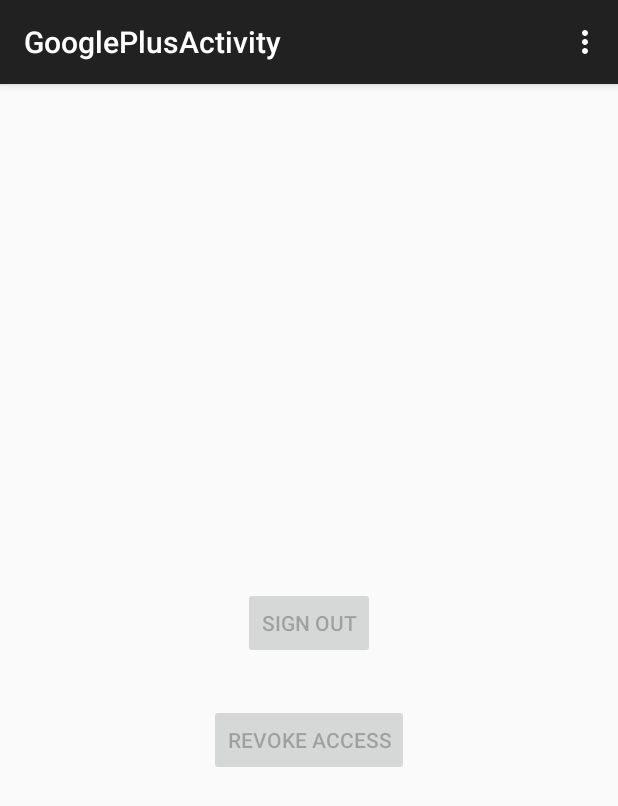
After one commit to moondroid/ParseSocial, an Android app: the GooglePlusActivity screen opened directly, with no data from a screen before it, on a phone screen of 412 x 824 dp. The commit adds this screen. Shown: the top 806 px of the screen. Run offline under Robolectric (Android 15) with nearby library versions, the phone set to English and light mode, and no system bars; 2 statements that could not run were skipped.

Commit message:
add google plus login

```diff
--- a/app/build.gradle
+++ b/app/build.gradle
@@ -22,6 +22,5 @@ android {
 dependencies {
     compile fileTree(dir: 'libs', include: ['*.jar'])
     compile 'com.android.support:appcompat-v7:21.0.0'
-    compile 'com.google.android.gms:play-services:6.1.71'
     compile project(':sociallib')
 }
--- /dev/null
+++ b/app/src/main/java/it/moondroid/parsesocial/GooglePlusActivity.java
@@ -0,0 +1,74 @@
+package it.moondroid.parsesocial;
+
+import android.content.Intent;
+import android.support.v7.app.ActionBarActivity;
+import android.support.v7.app.ActionBar;
+import android.support.v4.app.Fragment;
+import android.os.Bundle;
+import android.view.LayoutInflater;
+import android.view.Menu;
+import android.view.MenuItem;
+import android.view.View;
+import android.view.ViewGroup;
+import android.os.Build;
+
+import it.moondroid.sociallib.fragments.GooglePlusFragment;
+
+
+public class GooglePlusActivity extends ActionBarActivity {
+
+    GooglePlusFragment googlePlusFragment;
+
+    @Override
+    protected void onCreate(Bundle savedInstanceState) {
+        super.onCreate(savedInstanceState);
+        setContentView(R.layout.activity_google_plus);
+        if (savedInstanceState == null) {
+            googlePlusFragment = new GooglePlusFragment();
+            getSupportFragmentManager().beginTransaction()
+                    .add(R.id.container, googlePlusFragment, "GooglePlusFragment")
+                    .commit();
+        }else {
+            googlePlusFragment = (GooglePlusFragment) getSupportFragmentManager()
+                    .findFragmentByTag("GooglePlusFragment");
+        }
+    }
+
+    @Override
+    protected void onActivityResult(int requestCode, int resultCode, Intent data) {
+
+//        if (requestCode == GooglePlusFragment.REQUEST_CODE_SIGN_IN
+//                || requestCode == GooglePlusFragment.REQUEST_CODE_GET_GOOGLE_PLAY_SERVICES){
+//            GooglePlusFragment fragment = (GooglePlusFragment) getSupportFragmentManager()
+//                    .findFragmentByTag("GooglePlusFragment");
+//            fragment.onActivityResult(requestCode, resultCode, data);
+//        } else {
+//            super.onActivityResult(requestCode, resultCode, data);
+//        }
+        googlePlusFragment.onActivityResult(requestCode, resultCode, data);
+        super.onActivityResult(requestCode, resultCode, data);
+    }
+
+    @Override
+    public boolean onCreateOptionsMenu(Menu menu) {
+        // Inflate the menu; this adds items to the action bar if it is present.
+        getMenuInflater().inflate(R.menu.menu_google_plus, menu);
+        return true;
+    }
+
+    @Override
+    public boolean onOptionsItemSelected(MenuItem item) {
+        // Handle action bar item clicks here. The action bar will
+        // automatically handle clicks on the Home/Up button, so long
+        // as you specify a parent activity in AndroidManifest.xml.
+        int id = item.getItemId();
+
+        //noinspection SimplifiableIfStatement
+        if (id == R.id.action_settings) {
+            return true;
+        }
+
+        return super.onOptionsItemSelected(item);
+    }
+
+}
--- /dev/null
+++ b/app/src/main/res/layout/activity_google_plus.xml
@@ -0,0 +1,4 @@
+<FrameLayout xmlns:android="http://schemas.android.com/apk/res/android"
+    xmlns:tools="http://schemas.android.com/tools" android:id="@+id/container"
+    android:layout_width="match_parent" android:layout_height="match_parent"
+    tools:context="it.moondroid.parsesocial.GooglePlusActivity" tools:ignore="MergeRootFrame" />
--- a/app/src/main/res/layout/activity_main.xml
+++ b/app/src/main/res/layout/activity_main.xml
@@ -28,6 +28,12 @@
         <Button
             android:layout_width="wrap_content"
             android:layout_height="wrap_content"
+            android:text="Google+"
+            android:id="@+id/button_gplus" />
+
+        <Button
+            android:layout_width="wrap_content"
+            android:layout_height="wrap_content"
             android:text="Saving Object"
             android:id="@+id/button_save_object" />
 
--- /dev/null
+++ b/app/src/main/res/menu/menu_google_plus.xml
@@ -0,0 +1,7 @@
+<menu xmlns:android="http://schemas.android.com/apk/res/android"
+    xmlns:app="http://schemas.android.com/apk/res-auto"
+    xmlns:tools="http://schemas.android.com/tools"
+    tools:context="it.moondroid.parsesocial.GooglePlusActivity">
+    <item android:id="@+id/action_settings" android:title="@string/action_settings"
+        android:orderInCategory="100" app:showAsAction="never" />
+</menu>
--- a/app/src/main/res/values/strings.xml
+++ b/app/src/main/res/values/strings.xml
@@ -10,5 +10,6 @@
     <string name="title_activity_read_objects">ReadObjectsActivity</string>
     <string name="title_activity_all_posts">AllPostsActivity</string>
     <string name="title_activity_post_detail">PostDetailActivity</string>
+    <string name="title_activity_google_plus">GooglePlusActivity</string>
 
 </resources>
--- a/sociallib/build.gradle
+++ b/sociallib/build.gradle
@@ -31,4 +31,5 @@ dependencies {
     compile 'me.drakeet.materialdialog:library:1.1.0'
     compile 'com.github.rahatarmanahmed:circularprogressview:1.0.0'
     compile 'com.joanzapata.android:android-iconify:1.0.8'
+    compile 'com.google.android.gms:play-services-plus:6.5.+'
 }
--- a/sociallib/src/main/AndroidManifest.xml
+++ b/sociallib/src/main/AndroidManifest.xml
@@ -4,6 +4,9 @@
     <application android:allowBackup="true" android:label="@string/app_name"
         android:icon="@drawable/ic_launcher">
 
+        <meta-data android:name="com.google.android.gms.version"
+            android:value="@integer/google_play_services_version" />
+
     </application>
 
 </manifest>
--- /dev/null
+++ b/sociallib/src/main/res/layout/fragment_google_plus.xml
@@ -0,0 +1,38 @@
+<?xml version="1.0" encoding="utf-8"?>
+<LinearLayout xmlns:android="http://schemas.android.com/apk/res/android"
+    android:layout_width="match_parent"
+    android:layout_height="match_parent"
+    android:gravity="center"
+    android:orientation="vertical"
+    android:padding="20dip">
+
+    <com.google.android.gms.common.SignInButton
+        android:id="@+id/sign_in_button"
+        android:layout_width="wrap_content"
+        android:layout_height="wrap_content"
+        android:layout_marginBottom="30dip"
+        android:visibility="invisible"/>
+
+    <Button
+        android:id="@+id/sign_out_button"
+        android:layout_width="wrap_content"
+        android:layout_height="wrap_content"
+        android:layout_marginBottom="30dip"
+        android:enabled="false"
+        android:text="@string/sign_out_button_name" />
+
+    <Button
+        android:id="@+id/revoke_access_button"
+        android:layout_width="wrap_content"
+        android:layout_height="wrap_content"
+        android:layout_marginBottom="30dip"
+        android:enabled="false"
+        android:text="@string/revoke_access_button_name" />
+
+    <TextView
+        android:id="@+id/sign_in_status"
+        android:layout_width="wrap_content"
+        android:layout_height="wrap_content"
+        android:text="@string/default_status" />
+
+</LinearLayout>
--- /dev/null
+++ b/sociallib/src/main/res/values/strings_google_plus.xml
@@ -0,0 +1,25 @@
+<?xml version="1.0" encoding="utf-8"?>
+<resources>
+
+    <string name="sign_in_profile_label">profile scope</string>
+    <string name="sign_out_button_name">Sign out</string>
+    <string name="revoke_access_button_name">Revoke access</string>
+
+    <string name="default_status"/>
+    <string name="greeting_status">Welcome, %s.</string>
+    <string name="greeting_status_sign_in_required">Sign-in required</string>
+    <string name="greeting_status_error">Error signing in: %s.</string>
+    <string name="loading_status">Loading…</string>
+    <string name="signing_in_status">Signing in with Google+.</string>
+    <string name="signed_in_status">Signed in as \"%s\".</string>
+
+    <!-- Used if there was an error loading the signed in user's name. -->
+    <string name="unknown_person">Unknown</string>
+    <string name="signed_out_status">Signed out.</string>
+    <string name="sign_in_error_status">Error signing in.</string>
+    <string name="revoke_access_status">Revoked access.</string>
+    <string name="revoke_access_error_status">Unable to revoke access.</string>
+
+    <string name="plus_generic_error">Sign in with Google is not available.</string>
+    <string name="progress_message">Signing in to Google&#8230;</string>
+</resources>
```
Also changed, not shown: app/src/main/AndroidManifest.xml (+14 -9 lines), app/src/main/java/it/moondroid/parsesocial/MainActivity.java (+8 -0 lines), sociallib/src/main/java/it/moondroid/sociallib/fragments/GooglePlusFragment.java (added, +265 -0 lines), 2 other files.
